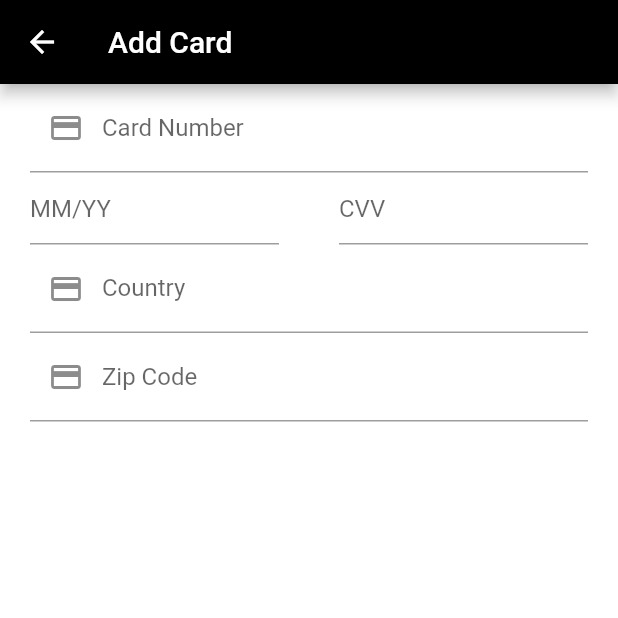
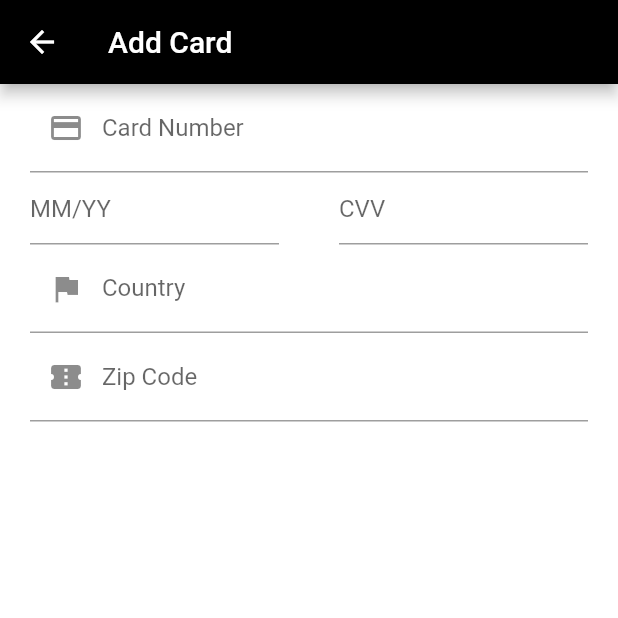
Before and after one commit to MarcioQuimbundo/uber_clone, a Flutter app: the AddCardView screen opened directly, on a phone screen of 412 x 824 dp, the top half of it. Run offline on Flutter 3.47's test engine with Material 2 defaults, Android fonts, the phone set to English and light mode, and no system bars; our stand-ins replace google_maps_flutter.

Commit message:
changes in add card form

```diff
--- a/uber_rider/lib/src/ui/add_card.dart
+++ b/uber_rider/lib/src/ui/add_card.dart
@@ -50,8 +50,8 @@ class _AddCardViewState extends State<AddCardView> {
                 Flexible(child: TextField(decoration: InputDecoration(hintText: "CVV"))),
               ],
             ),
-            TextField(decoration: InputDecoration(prefixIcon: Icon(Icons.credit_card), labelText: "Country")),
-            TextField(decoration: InputDecoration(prefixIcon: Icon(Icons.credit_card), labelText: "Zip Code")),
+            TextField(decoration: InputDecoration(prefixIcon: Icon(Icons.flag), labelText: "Country")),
+            TextField(decoration: InputDecoration(prefixIcon: Icon(Icons.confirmation_number), labelText: "Zip Code")),
           ],
         ),
       ),
```
